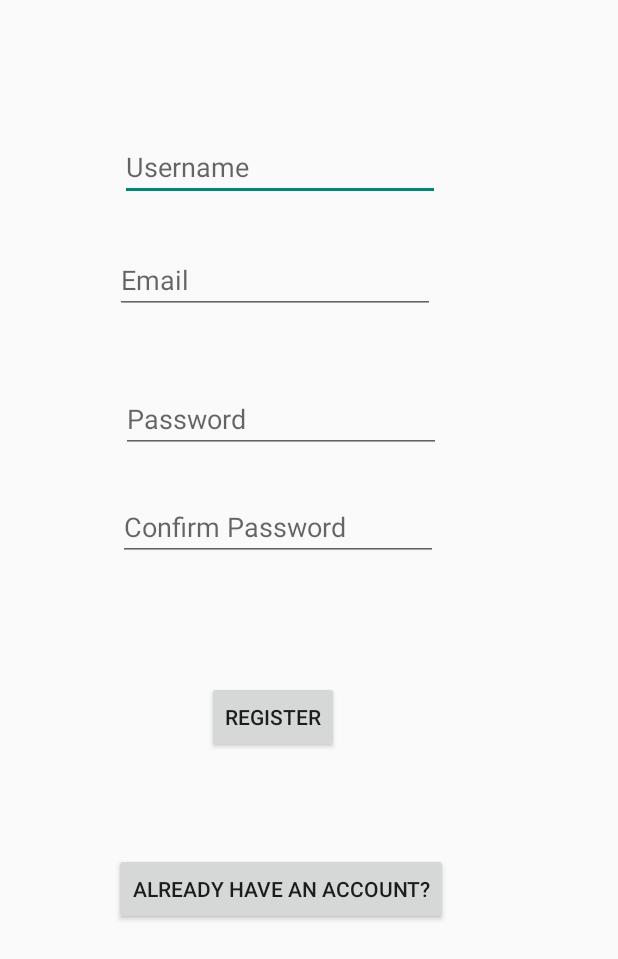
After one commit to RichardBoy05/LetItFly, an Android app: the RegisterActivity screen opened directly, with no data from a screen before it, on a phone screen of 412 x 824 dp. The commit adds this screen. Shown: the top 959 px of the screen. Run offline under Robolectric (Android 15) with nearby library versions, the phone set to English and light mode, and no system bars; our stand-ins replace Firebase (no records; nobody signed in at launch, a user with empty details on screens opened directly).

Commit message:
Authentication system (in progress)
- Started implementing the Authentication system using Firebase Auth.
- Two activities have been created to handle the login and registration operations, but they are currently in a raw state from an aesthetic point of view (they use a temporary AbsoluteLayout).
- "Authenticator", "OnAccountRegistrationCallback", and "AuthenticationError" types have been defined, but I am not sure if I will keep the AuthenticationError.
- Implemented validation for the fields values in the RegisterActivity.
- The method "createUserWithEmailAndPassword" has been implemented and partially tested. This method is designed to register a new account for the user based on their email and password.

```diff
--- /dev/null
+++ b/android/app/src/main/java/com/richardmeoli/letitfly/logic/users/authentication/callbacks/OnAccountRegistrationCallback.java
@@ -0,0 +1,10 @@
+package com.richardmeoli.letitfly.logic.users.authentication.callbacks;
+
+import com.google.firebase.auth.FirebaseUser;
+
+public interface OnAccountRegistrationCallback {
+    // Interface for managing the outcome of a Firebase authentication.
+
+    void onSuccess(FirebaseUser user);
+    void onFailure(String error);
+}
--- /dev/null
+++ b/android/app/src/main/java/com/richardmeoli/letitfly/ui/authentication/RegisterActivity.java
@@ -0,0 +1,107 @@
+package com.richardmeoli.letitfly.ui.authentication;
+
+import androidx.appcompat.app.AppCompatActivity;
+
+import android.app.ProgressDialog;
+import android.content.Intent;
+import android.os.Bundle;
+import android.widget.Button;
+import android.widget.EditText;
+import android.widget.Toast;
+
+import com.google.firebase.auth.FirebaseUser;
+import com.richardmeoli.letitfly.R;
+import com.richardmeoli.letitfly.logic.users.authentication.Authenticator;
+import com.richardmeoli.letitfly.logic.users.authentication.callbacks.OnAccountRegistrationCallback;
+
+public class RegisterActivity extends AppCompatActivity {
+
+    private EditText usernameField;
+    private EditText emailField;
+    private EditText passwordField;
+    private EditText confirmPasswordField;
+    private Button alreadyHaveAccountButton;
+    private Button registerButton;
+    private ProgressDialog progressDialog;
+
+    @Override
+    protected void onCreate(Bundle savedInstanceState) {
+        super.onCreate(savedInstanceState);
+        setContentView(R.layout.activity_register);
+
+        usernameField = findViewById(R.id.registerUsernameField);
+        emailField = findViewById(R.id.registerEmailField);
+        passwordField = findViewById(R.id.registerPasswordField);
+        confirmPasswordField = findViewById(R.id.registerConfirmPasswordField);
+        alreadyHaveAccountButton = findViewById(R.id.alreadyHaveAccountButton);
+        registerButton = findViewById(R.id.registerButton);
+        progressDialog = new ProgressDialog(this);
+
+        registerButton.setOnClickListener(v -> {
+
+            String username = usernameField.getText().toString();
+            String email = emailField.getText().toString();
+            String password = passwordField.getText().toString();
+            String confirmPassword = confirmPasswordField.getText().toString();
+
+            if (username.equals("") || email.equals("") || password.equals("") || confirmPassword.equals("")){
+                Toast.makeText(this, "Fill all the fields", Toast.LENGTH_SHORT).show();
+                return;
+            }
+
+            if (username.length() < 3 || username.length() > 20){ // TODO: make this values universal for the app
+                Toast.makeText(this, "Username length must be within 3 and 20 characters!", Toast.LENGTH_SHORT).show();
+            }
+
+            if (!username.matches("^[a-zA-Z0-9[ ]]+$")){ // TODO: make this value universal for the app
+                Toast.makeText(this, "Username contains invalid characters!", Toast.LENGTH_SHORT).show();
+                return;
+            }
+
+            if (!android.util.Patterns.EMAIL_ADDRESS.matcher(email).matches()){
+                Toast.makeText(this, "This email ain't valid!", Toast.LENGTH_SHORT).show();
+                return;
+            }
+
+            if (!password.equals(confirmPassword)){
+                Toast.makeText(this, "The two password do not match!", Toast.LENGTH_SHORT).show();
+                return;
+            }
+
+            Authenticator auth = Authenticator.getInstance();
+
+            auth.sendVerficationEmail(email); // TODO: if verified move on, else stop
+
+            progressDialog.setTitle("Registration");
+            progressDialog.setMessage("Please wait while registering...");
+            progressDialog.setCanceledOnTouchOutside(false);
+            progressDialog.show();
+
+            auth.registerUser(username, email, password, new OnAccountRegistrationCallback() {
+                @Override
+                public void onSuccess(FirebaseUser user) {
+                    progressDialog.dismiss();
+                    Toast.makeText(RegisterActivity.this, user.toString(), Toast.LENGTH_SHORT).show();
+                }
+
+                @Override
+                public void onFailure(String error) {
+                    progressDialog.dismiss();
+                    Toast.makeText(RegisterActivity.this, error, Toast.LENGTH_SHORT).show();
+
+                }
+            });
+
+
+
+        });
+
+        alreadyHaveAccountButton.setOnClickListener(v -> {
+
+            Intent myIntent = new Intent(RegisterActivity.this, LoginActivity.class);
+            RegisterActivity.this.startActivity(myIntent);
+        });
+
+
+    }
+}
--- /dev/null
+++ b/android/app/src/main/res/layout/activity_register.xml
@@ -0,0 +1,77 @@
+<?xml version="1.0" encoding="utf-8"?>
+<AbsoluteLayout xmlns:android="http://schemas.android.com/apk/res/android"
+    xmlns:app="http://schemas.android.com/apk/res-auto"
+    xmlns:tools="http://schemas.android.com/tools"
+    android:layout_width="match_parent"
+    android:layout_height="match_parent"
+    tools:context=".ui.authentication.RegisterActivity">
+
+    <EditText
+        android:id="@+id/registerUsernameField"
+        android:layout_width="wrap_content"
+        android:layout_height="wrap_content"
+        android:layout_x="80dp"
+        android:layout_y="89dp"
+        android:ems="10"
+        android:hint="Username"
+        android:inputType="textPersonName"
+        tools:layout_editor_absoluteX="75dp"
+        tools:layout_editor_absoluteY="82dp" />
+
+    <EditText
+        android:id="@+id/registerEmailField"
+        android:layout_width="wrap_content"
+        android:layout_height="wrap_content"
+        android:layout_x="77dp"
+        android:layout_y="164dp"
+        android:ems="10"
+        android:hint="Email"
+        android:inputType="textPersonName"
+        tools:layout_editor_absoluteX="75dp"
+        tools:layout_editor_absoluteY="166dp" />
+
+    <EditText
+        android:id="@+id/registerPasswordField"
+        android:layout_width="wrap_content"
+        android:layout_height="wrap_content"
+        android:layout_x="81dp"
+        android:layout_y="257dp"
+        android:ems="10"
+        android:hint="Password"
+        android:inputType="textPassword"
+        tools:layout_editor_absoluteX="74dp"
+        tools:layout_editor_absoluteY="257dp" />
+
+    <EditText
+        android:id="@+id/registerConfirmPasswordField"
+        android:layout_width="wrap_content"
+        android:layout_height="wrap_content"
+        android:layout_x="79dp"
+        android:layout_y="329dp"
+        android:ems="10"
+        android:hint="Confirm Password"
+        android:inputType="textPassword"
+        tools:layout_editor_absoluteX="77dp"
+        tools:layout_editor_absoluteY="354dp" />
+
+    <Button
+        android:id="@+id/alreadyHaveAccountButton"
+        android:layout_width="wrap_content"
+        android:layout_height="wrap_content"
+        android:layout_x="76dp"
+        android:layout_y="569dp"
+        android:text="Already have an account?"
+        tools:layout_editor_absoluteX="77dp"
+        tools:layout_editor_absoluteY="578dp" />
+
+    <Button
+        android:id="@+id/registerButton"
+        android:layout_width="wrap_content"
+        android:layout_height="wrap_content"
+        android:layout_x="138dp"
+        android:layout_y="454dp"
+        android:text="Register"
+        tools:layout_editor_absoluteX="139dp"
+        tools:layout_editor_absoluteY="470dp" />
+
+</AbsoluteLayout>
--- a/android/build.gradle
+++ b/android/build.gradle
@@ -1,6 +1,6 @@
 buildscript {
     dependencies {
-        classpath 'com.google.gms:google-services:4.3.14'
+        classpath 'com.google.gms:google-services:4.3.15'
     }
 }// Top-level build file where you can add configuration options common to all sub-projects/modules.
 plugins {
```
Also changed, not shown: android/app/build.gradle (+10 -3 lines), android/app/src/main/AndroidManifest.xml (+14 -0 lines), android/app/src/main/java/com/richardmeoli/letitfly/logic/users/authentication/AuthenticationError.java (added, +28 -0 lines), android/app/src/main/java/com/richardmeoli/letitfly/logic/users/authentication/Authenticator.java (added, +49 -0 lines), android/app/src/main/java/com/richardmeoli/letitfly/ui/authentication/LoginActivity.java (added, +30 -0 lines), android/app/src/main/java/com/richardmeoli/letitfly/ui/main/MainActivity.java (+9 -3 lines), android/app/src/main/res/layout/activity_login.xml (added, +58 -0 lines).
